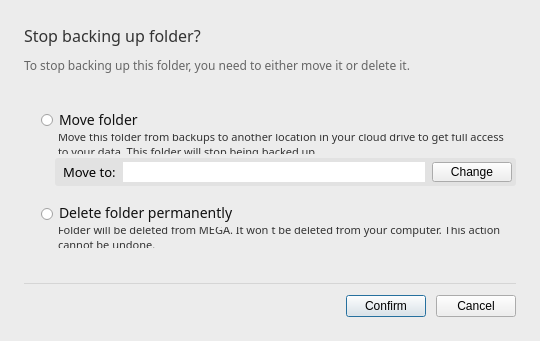
Qt form src/MEGASync/gui/win/RemoveBackupDialog.ui (meganz/MEGAsync) before a commit.
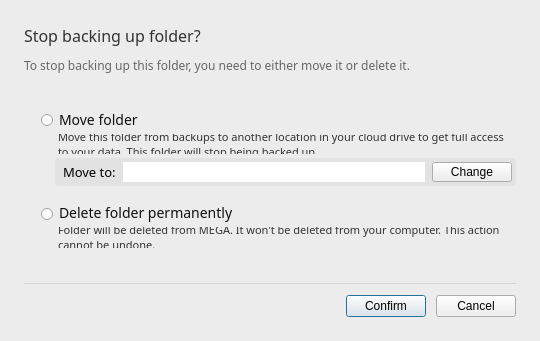
The same form after that commit.

What changed in the file:
```diff
--- a/src/MEGASync/gui/win/RemoveBackupDialog.ui
+++ b/src/MEGASync/gui/win/RemoveBackupDialog.ui
@@ -280,7 +280,7 @@
 }</string>
        </property>
        <property name="text">
-        <string>Folder will be deleted from MEGA. It won`t be deleted from your computer. This action cannot be undone.</string>
+        <string>Folder will be deleted from MEGA. It won't be deleted from your computer. This action cannot be undone.</string>
        </property>
        <property name="wordWrap">
         <bool>true</bool>
```
